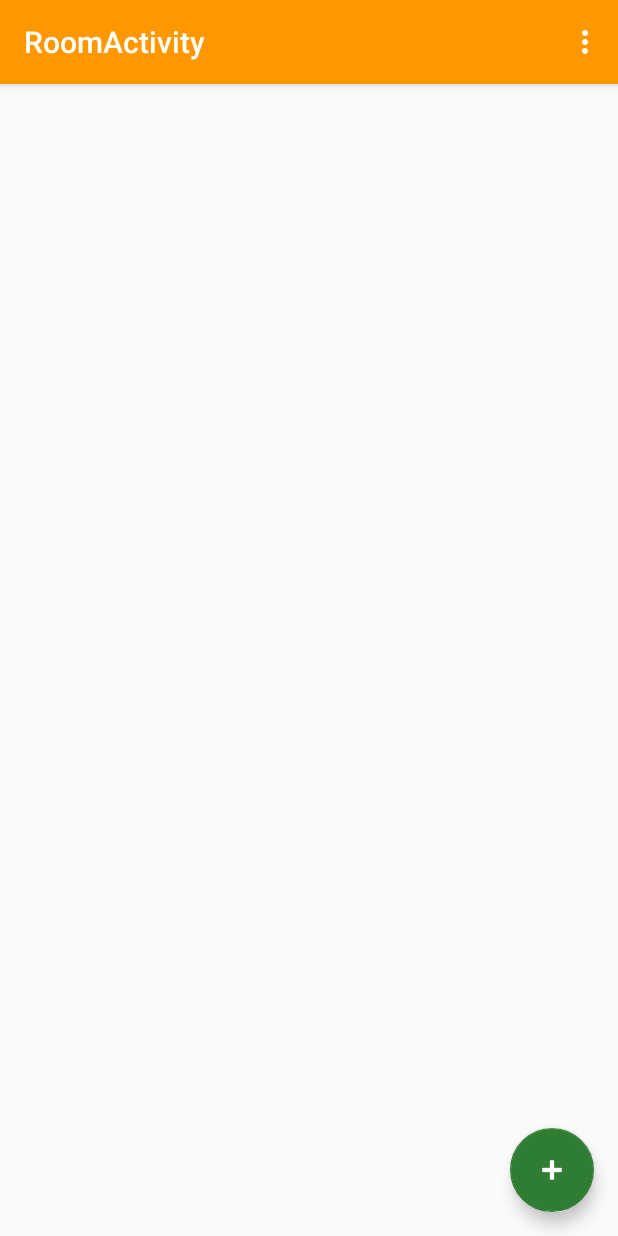
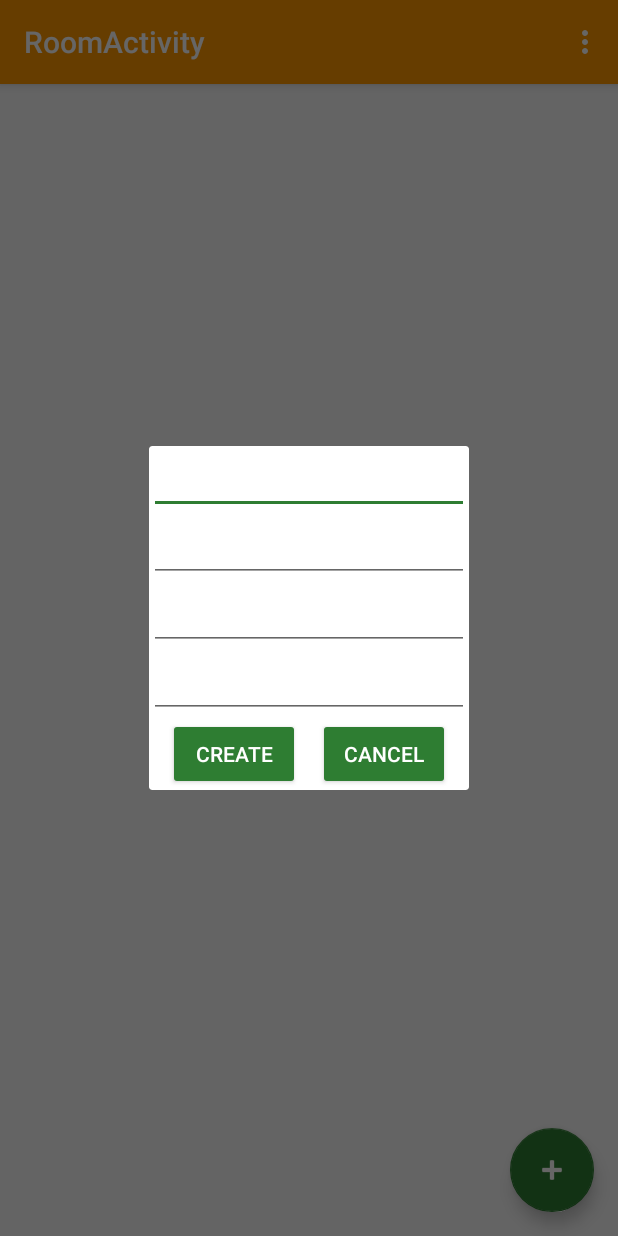
Before and after one commit to JoseRNFaria/UdacityFriendlyChat, an Android app: the screen it shows after launch once a user with an empty profile is signed in (RoomView), after a tap on an icon or button, on a phone screen of 412 x 824 dp. Run offline under Robolectric (Android 15) with nearby library versions, the phone set to English and light mode, and no system bars; our stand-ins replace Firebase (no records; nobody signed in at launch, a user with empty details on screens opened directly); libraries missing offline, so code that uses them is left out: com.firebase.ui.

Commit message:
Added first version of create room

```diff
--- a/app/src/main/java/com/google/firebase/udacity/friendlychat/view/ChatView.kt
+++ b/app/src/main/java/com/google/firebase/udacity/friendlychat/view/ChatView.kt
@@ -76,7 +76,7 @@ class ChatView : AppCompatActivity() {
 
 
         firebaseDatabase = FirebaseDatabase.getInstance()
-        databaseReference = firebaseDatabase.reference.child(roomKeyExtra)
+        databaseReference = firebaseDatabase.reference.child("roomsContent").child(roomKeyExtra)
         firebaseStorage = FirebaseStorage.getInstance()
         chatPhotosStorageReference = firebaseStorage.reference.child("chat_photos")
         firebaseRemoteConfig = FirebaseRemoteConfig.getInstance()
--- a/app/src/main/java/com/google/firebase/udacity/friendlychat/view/RoomView.kt
+++ b/app/src/main/java/com/google/firebase/udacity/friendlychat/view/RoomView.kt
@@ -1,5 +1,6 @@
 package com.google.firebase.udacity.friendlychat.view
 
+import android.app.Dialog
 import android.arch.lifecycle.ViewModelProviders
 import android.content.Intent
 import android.os.Bundle
@@ -7,6 +8,7 @@ import android.support.v7.app.AppCompatActivity
 import android.view.Menu
 import android.view.MenuItem
 import android.view.View
+import android.widget.Toast
 import com.firebase.ui.auth.AuthUI
 import com.google.firebase.udacity.friendlychat.R
 import com.google.firebase.udacity.friendlychat.components.MarginItemDecoration
@@ -16,6 +18,8 @@ import com.google.firebase.udacity.friendlychat.utils.Constants
 import com.google.firebase.udacity.friendlychat.utils.objects.ChatRoomWithKey
 import com.google.firebase.udacity.friendlychat.viewModels.RoomViewModel
 import kotlinx.android.synthetic.main.activity_room.*
+import kotlinx.android.synthetic.main.dialog_create_room.view.*
+
 
 class RoomView : AppCompatActivity(), ChatRoomInterface {
     private var username = Constants.ANONYMOUS
@@ -35,15 +39,11 @@ class RoomView : AppCompatActivity(), ChatRoomInterface {
         } else {
             username = usernameExtra
         }
-
         viewModel.getRooms()
 
-        add_room.setOnClickListener { view ->
-            viewModel.addRoom()
-        }
         room_list.addItemDecoration(
                 MarginItemDecoration(1))
-        room_list.adapter = ChatRoomsAdapter(roomListener=this)
+        room_list.adapter = ChatRoomsAdapter(roomListener = this)
 
         viewModel.listOfRooms.observeForever { rooms ->
             if (rooms != null) {
@@ -53,9 +53,31 @@ class RoomView : AppCompatActivity(), ChatRoomInterface {
                 (room_list.adapter as ChatRoomsAdapter).updateRooms(rooms)
                 (room_list.adapter as ChatRoomsAdapter).notifyDataSetChanged()
             }
-
         }
 
+        add_room.setOnClickListener {
+            customDialog()
+        }
+    }
+
+    private fun customDialog() {
+
+        val customView = layoutInflater.inflate(R.layout.dialog_create_room, null)
+
+        val dialog = Dialog(this@RoomView)
+        dialog.setContentView(customView) // your custom view.
+        dialog.show()
+
+        customView.cancel_button.setOnClickListener { dialog.cancel() }
+        customView.create_button.setOnClickListener {
+            if (customView.room_password.text.toString() != customView.room_confirm_password.text.toString()) {
+                dialog.cancel()
+                Toast.makeText(this,"Password and confirmation are different",Toast.LENGTH_SHORT).show()
+            } else {
+                viewModel.addRoom(username,customView.room_name.text.toString(),customView.room_description.text.toString(),customView.room_password.text.toString())
+                dialog.cancel()
+            }
+        }
 
     }
 
--- a/app/src/main/java/com/google/firebase/udacity/friendlychat/view/StartView.kt
+++ b/app/src/main/java/com/google/firebase/udacity/friendlychat/view/StartView.kt
@@ -1,12 +1,9 @@
 package com.google.firebase.udacity.friendlychat.view
 
-import android.app.Activity
 import android.content.Intent
 import android.os.Bundle
 import android.support.v7.app.AppCompatActivity
 import android.view.Menu
-import android.view.MenuItem
-import android.widget.Toast
 import com.firebase.ui.auth.AuthUI
 import com.google.firebase.auth.FirebaseAuth
 import com.google.firebase.udacity.friendlychat.R
@@ -27,18 +24,16 @@ class StartView : AppCompatActivity() {
         authStateListener = FirebaseAuth.AuthStateListener { firebaseAuth ->
             val user = firebaseAuth.currentUser
             if (user != null) {
-                login_button.isEnabled=false
+                login_button.isEnabled = false
                 goToNextActivity(user.displayName!!)
             } else {
-                login_button.isEnabled=true
+                login_button.isEnabled = true
                 firebaseAuth.removeAuthStateListener(authStateListener)
             }
         }
         firebaseAuth.addAuthStateListener(authStateListener)
 
-
         login_button.setOnClickListener {
-
             val providers = arrayListOf(
                     AuthUI.IdpConfig.EmailBuilder().build(),
                     AuthUI.IdpConfig.GoogleBuilder().build())
@@ -48,12 +43,7 @@ class StartView : AppCompatActivity() {
                             .setAvailableProviders(providers)
                             .setIsSmartLockEnabled(false)
                             .build(), Constants.RC_SIGN_IN)
-
-
         }
-
-
-
     }
 
 
@@ -67,23 +57,16 @@ class StartView : AppCompatActivity() {
 
         if (requestCode == Constants.RC_SIGN_IN) {
             if (resultCode == RESULT_OK) {
-                Toast.makeText(this, "Signed in", Toast.LENGTH_LONG).show()
                 firebaseAuth.addAuthStateListener(authStateListener)
-               // goToNextActivity("test")
-            } else if (resultCode == Activity.RESULT_CANCELED) {
-                Toast.makeText(this, "Login cancelled", Toast.LENGTH_SHORT).show()
             }
         }
     }
 
-    private fun goToNextActivity(displayName: String)
-    {
+    private fun goToNextActivity(displayName: String) {
         val intent = Intent(this, RoomView::class.java)
-        intent.putExtra(Constants.USERNAME_PARAM,displayName)
+        intent.putExtra(Constants.USERNAME_PARAM, displayName)
         startActivity(intent)
         finish()
     }
 
-
-
 }
--- a/app/src/main/java/com/google/firebase/udacity/friendlychat/viewModels/RoomViewModel.kt
+++ b/app/src/main/java/com/google/firebase/udacity/friendlychat/viewModels/RoomViewModel.kt
@@ -36,8 +36,8 @@ class RoomViewModel(application: Application) : AndroidViewModel(application) {
 
     }
 
-    fun addRoom() {
-        val chatRoom = ChatRoom("test", "BestRoom3", "owo", "aaa")
+    fun addRoom(username: String, roomName: String, roomDescription: String, roomPassword: String) {
+        val chatRoom = ChatRoom(username, roomName, roomDescription, roomPassword)
         databaseReference.push().setValue(chatRoom)
     }
 
--- /dev/null
+++ b/app/src/main/res/layout/dialog_create_room.xml
@@ -0,0 +1,62 @@
+<?xml version="1.0" encoding="utf-8"?>
+<LinearLayout xmlns:android="http://schemas.android.com/apk/res/android"
+    xmlns:app="http://schemas.android.com/apk/res-auto"
+    android:layout_width="match_parent"
+    android:layout_height="match_parent"
+    android:orientation="vertical">
+
+
+    <EditText
+        android:id="@+id/room_name"
+        android:layout_width="match_parent"
+        android:layout_height="wrap_content"
+        android:ems="10" />
+
+    <EditText
+        android:id="@+id/room_description"
+        android:layout_width="match_parent"
+        android:layout_height="wrap_content"
+        android:ems="10" />
+
+    <EditText
+        android:id="@+id/room_password"
+        android:layout_width="match_parent"
+        android:layout_height="wrap_content"
+        android:ems="10"
+        android:inputType="textPassword" />
+
+    <EditText
+        android:id="@+id/room_confirm_password"
+        android:layout_width="match_parent"
+        android:layout_height="wrap_content"
+        android:ems="10"
+        android:inputType="textPassword" />
+
+
+    <android.support.constraint.ConstraintLayout
+        android:layout_width="match_parent"
+        android:layout_height="wrap_content">
+
+        <Button
+            android:id="@+id/cancel_button"
+            android:layout_width="wrap_content"
+            android:layout_height="wrap_content"
+            android:text="@string/button_cancel_room"
+            app:layout_constraintBottom_toBottomOf="parent"
+            app:layout_constraintEnd_toEndOf="parent"
+            app:layout_constraintHorizontal_bias="0.5"
+            app:layout_constraintStart_toEndOf="@+id/create_button"
+            app:layout_constraintTop_toTopOf="parent" />
+
+        <Button
+            android:id="@+id/create_button"
+            android:layout_width="wrap_content"
+            android:layout_height="wrap_content"
+            android:text="@string/button_create_room"
+            app:layout_constraintBottom_toBottomOf="parent"
+            app:layout_constraintEnd_toStartOf="@+id/cancel_button"
+            app:layout_constraintHorizontal_bias="0.5"
+            app:layout_constraintStart_toStartOf="parent"
+            app:layout_constraintTop_toTopOf="parent" />
+    </android.support.constraint.ConstraintLayout>
+</LinearLayout>
--- a/app/src/main/res/values/strings.xml
+++ b/app/src/main/res/values/strings.xml
@@ -7,4 +7,6 @@
     <string name="start_Activity_text">You are not logged in please login in order to join a chat room</string>
     <string name="login_button">Login</string>
     <string name="title_activity_room">RoomActivity</string>
+    <string name="button_create_room">Create</string>
+    <string name="button_cancel_room">Cancel</string>
 </resources>
```
